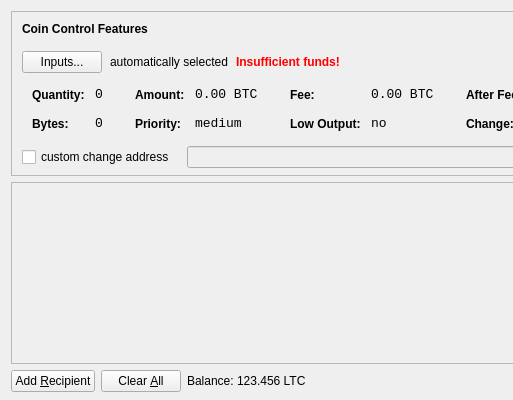
Above: src/qt/forms/sendcoinsdialog.ui from peterwatson/goldsmithscoin before the change; both pictures show x 0 to 513 and y 0 to 400 of the 850 by 400 pixel window. Below: the same form after it.
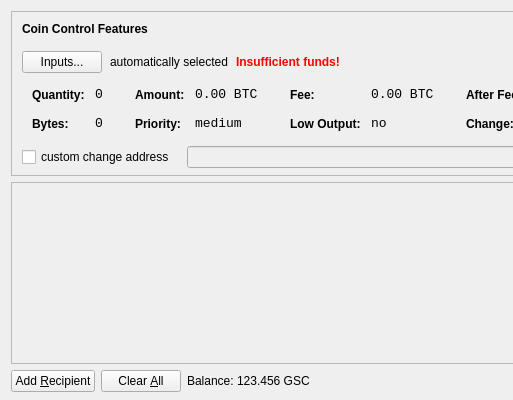
That is the form after the change. Icons and pictures are not drawn.

Patch:
```diff
--- a/src/qt/forms/sendcoinsdialog.ui
+++ b/src/qt/forms/sendcoinsdialog.ui
@@ -720,7 +720,7 @@
           <cursorShape>IBeamCursor</cursorShape>
          </property>
          <property name="text">
-          <string>123.456 LTC</string>
+          <string>123.456 GSC</string>
          </property>
          <property name="textInteractionFlags">
           <set>Qt::LinksAccessibleByMouse|Qt::TextSelectableByKeyboard|Qt::TextSelectableByMouse</set>
```
